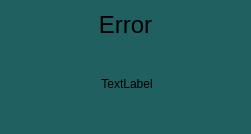
Before: the Qt Designer form src/interface/popUp.ui in OgurtsovAndrei/Messenger-project, drawn with Qt 5.
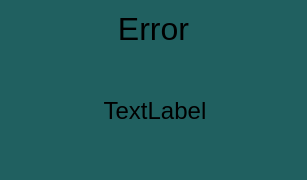
After: the same form once the commit is applied.

What changed in the file:
```diff
--- a/src/interface/popUp.ui
+++ b/src/interface/popUp.ui
@@ -6,8 +6,8 @@
    <rect>
     <x>0</x>
     <y>0</y>
-    <width>251</width>
-    <height>134</height>
+    <width>307</width>
+    <height>180</height>
    </rect>
   </property>
   <property name="sizePolicy">
@@ -38,7 +38,7 @@
       </sizepolicy>
      </property>
      <property name="text">
-      <string>&lt;html&gt;&lt;head/&gt;&lt;body&gt;&lt;p align=&quot;center&quot;&gt;&lt;span style=&quot; font-size:18pt;&quot;&gt;Error&lt;/span&gt;&lt;/p&gt;&lt;/body&gt;&lt;/html&gt;</string>
+      <string>&lt;html&gt;&lt;head/&gt;&lt;body&gt;&lt;p align=&quot;center&quot;&gt;&lt;span style=&quot; font-size:24pt;&quot;&gt;Error&lt;/span&gt;&lt;/p&gt;&lt;/body&gt;&lt;/html&gt;</string>
      </property>
     </widget>
    </item>
@@ -54,7 +54,7 @@
       <string notr="true">QLabel {border-radius : 10px; border-width: 2px; padding: 6px;}</string>
      </property>
      <property name="text">
-      <string>&lt;html&gt;&lt;head/&gt;&lt;body&gt;&lt;p align=&quot;center&quot;&gt;TextLabel&lt;/p&gt;&lt;/body&gt;&lt;/html&gt;</string>
+      <string>&lt;html&gt;&lt;head/&gt;&lt;body&gt;&lt;p align=&quot;center&quot;&gt;&lt;span style=&quot; font-size:18pt;&quot;&gt;TextLabel&lt;/span&gt;&lt;/p&gt;&lt;/body&gt;&lt;/html&gt;</string>
      </property>
     </widget>
    </item>
```
